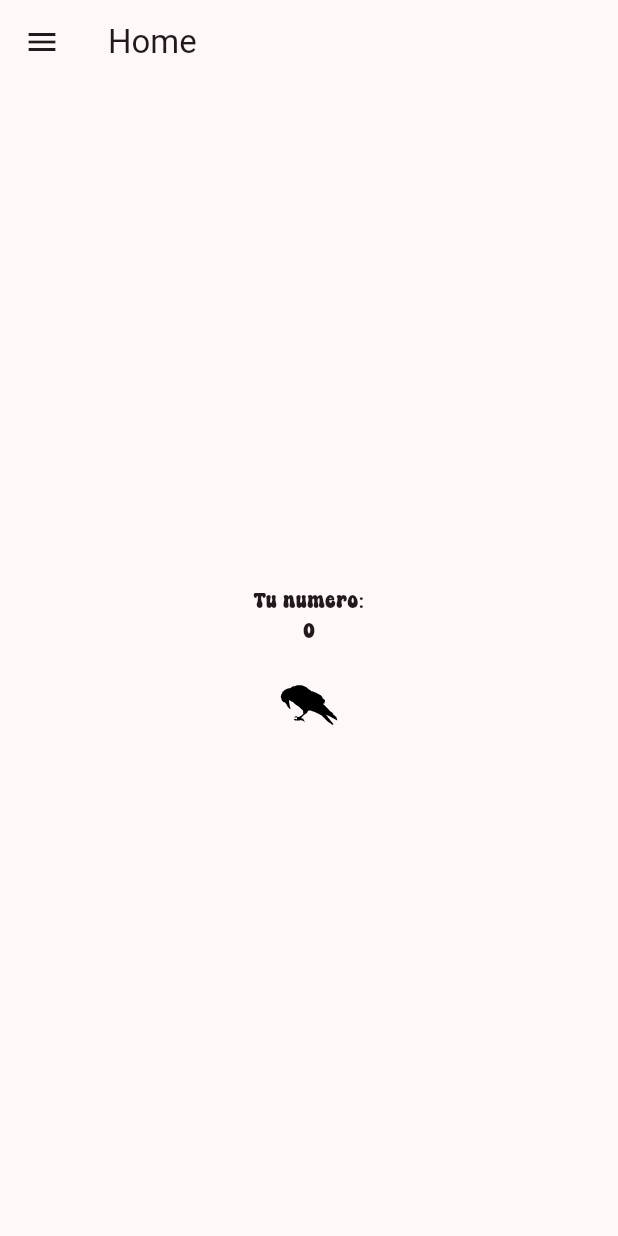
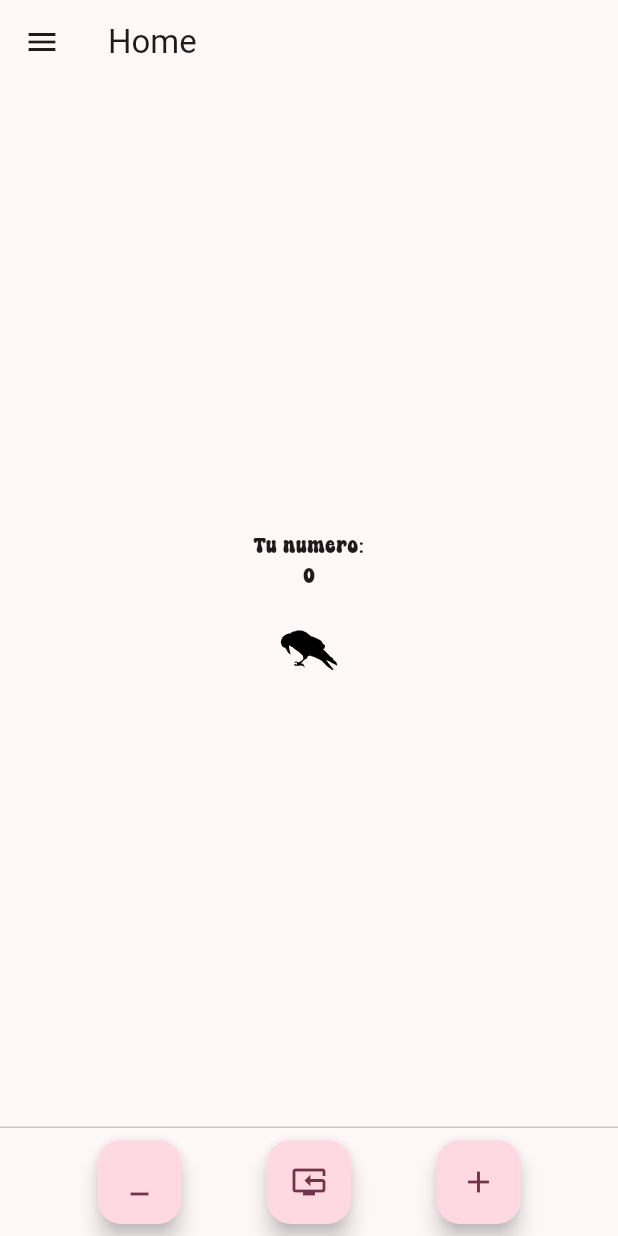
Before and after one commit to FrancoToro/Taller_dispositivos_mobiles, a Flutter app: the screen it shows after launch, on a phone screen of 412 x 824 dp. Run offline on Flutter 3.47's test engine with Material 3 defaults, Android fonts, the phone set to English and light mode, and no system bars; our stand-ins replace flutter_svg.

Commit message:
version 2.0

```diff
--- a/flutter_application_1_ejercicio/lib/main.dart
+++ b/flutter_application_1_ejercicio/lib/main.dart
@@ -175,6 +175,29 @@ class _MyHomePageState extends State<MyHomePage> {
           ],
         ),
       ),
+      persistentFooterButtons: [
+        Row(
+          mainAxisAlignment: MainAxisAlignment.spaceEvenly,
+          children: [
+            // Reducir contador
+            FloatingActionButton(
+                onPressed: _reduceCounter,
+                child: const Icon(Icons.minimize),
+                tooltip: 'Menos'),
+
+            FloatingActionButton(
+                onPressed: _zeroCounter,
+                child: const Icon(Icons.reset_tv),
+                tooltip: 'Reiniciar'),
+
+            // Aumentar Contador
+            FloatingActionButton(
+                onPressed: _incrementCounter,
+                child: const Icon(Icons.add),
+                tooltip: 'Más'),
+          ],
+        )
+      ],
       drawer: Drawer(
         child: ListView(
           // Important: Remove any padding from the ListView.
```
